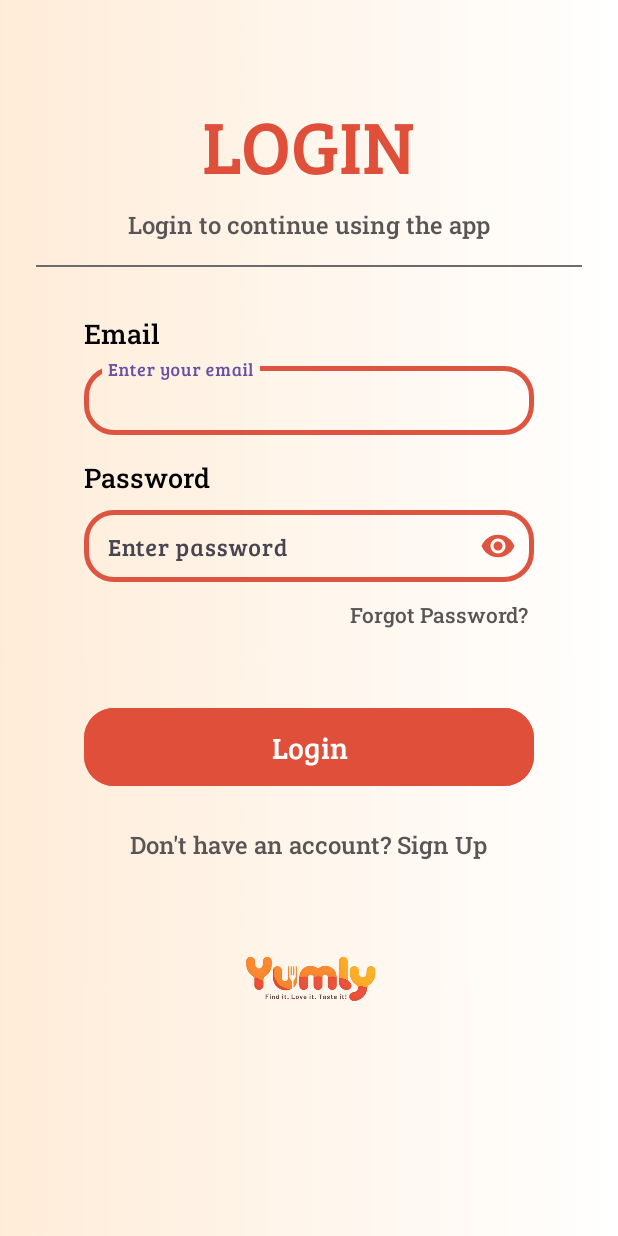
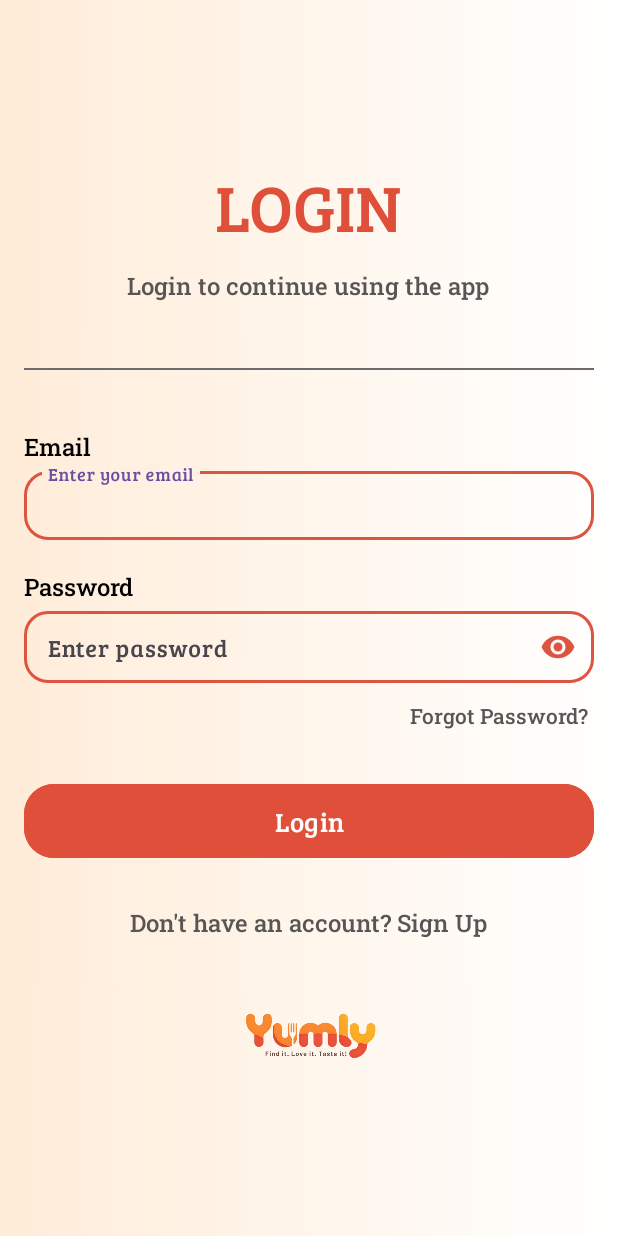
Before and after one commit to Esmahtn/Yumly, an Android app: the layout activity_login.xml on its own in the app's theme, with its tools: preview values and no code run, on a phone screen of 412 x 824 dp. Run offline under Robolectric (Android 15) with nearby library versions, the phone set to English and light mode, and no system bars.

Commit message:
Refactor login screen layout for better spacing and responsiveness

```diff
--- a/app/src/main/res/layout/activity_login.xml
+++ b/app/src/main/res/layout/activity_login.xml
@@ -1,222 +1,177 @@
 <?xml version="1.0" encoding="utf-8"?>
-<androidx.constraintlayout.widget.ConstraintLayout xmlns:android="http://schemas.android.com/apk/res/android"
+<ScrollView xmlns:android="http://schemas.android.com/apk/res/android"
     xmlns:app="http://schemas.android.com/apk/res-auto"
     xmlns:tools="http://schemas.android.com/tools"
-    android:id="@+id/main"
     android:layout_width="match_parent"
     android:layout_height="match_parent"
+    android:fillViewport="true"
     android:background="@drawable/background"
     tools:context=".LoginActivity">
+
+    <androidx.constraintlayout.widget.ConstraintLayout
+        android:layout_width="match_parent"
+        android:layout_height="wrap_content"
+        android:padding="16dp">
+
+        <LinearLayout
+
+            android:layout_width="0dp"
+            android:layout_height="wrap_content"
+            android:orientation="vertical"
+            android:gravity="center_horizontal"
+            app:layout_constraintTop_toTopOf="parent"
+            app:layout_constraintBottom_toBottomOf="parent"
+            app:layout_constraintStart_toStartOf="parent"
+            app:layout_constraintEnd_toEndOf="parent">
 
             <!-- LOGIN TITLE -->
             <TextView
                 android:id="@+id/LoginText"
                 android:layout_width="wrap_content"
                 android:layout_height="wrap_content"
+                android:layout_marginBottom="12dp"
                 android:fontFamily="@font/breeserif_regular"
                 android:text="LOGIN"
                 android:textColor="#df4f3a"
-        android:textSize="50sp"
-        app:layout_constraintBottom_toTopOf="@+id/loginExp"
-        app:layout_constraintEnd_toEndOf="parent"
-        app:layout_constraintStart_toStartOf="parent"
-        app:layout_constraintTop_toTopOf="parent"
-        app:layout_constraintVertical_bias="0.3"
-        app:layout_constraintVertical_chainStyle="packed" />
+                android:textSize="44sp" />
 
             <!-- SUBTITLE -->
             <TextView
                 android:id="@+id/loginExp"
                 android:layout_width="wrap_content"
                 android:layout_height="wrap_content"
-        android:layout_marginTop="8dp"
-        android:fontFamily="@font/robotoslab_medium"
-        android:gravity="center"
                 android:text="Login to continue using the app"
                 android:textColor="#575555"
                 android:textSize="16sp"
-        app:layout_constraintBottom_toTopOf="@+id/divider1"
-        app:layout_constraintEnd_toEndOf="parent"
-        app:layout_constraintStart_toStartOf="parent"
-        app:layout_constraintTop_toBottomOf="@+id/LoginText" />
+                android:fontFamily="@font/robotoslab_medium"
+                android:layout_marginBottom="24dp" />
 
             <!-- DIVIDER -->
             <View
-        android:id="@+id/divider1"
-        android:layout_width="0dp"
+                android:layout_width="match_parent"
                 android:layout_height="1dp"
-        android:layout_marginStart="24dp"
-        android:layout_marginTop="16dp"
-        android:layout_marginEnd="24dp"
-        android:background="#6D6C6C"
-        app:layout_constraintBottom_toTopOf="@+id/email"
-        app:layout_constraintEnd_toEndOf="parent"
-        app:layout_constraintStart_toStartOf="parent"
-        app:layout_constraintTop_toBottomOf="@+id/loginExp" />
+                android:layout_marginVertical="20dp"
+                android:background="#6D6C6C" />
 
             <!-- EMAIL LABEL -->
             <TextView
-        android:id="@+id/email"
-        android:layout_width="300dp"
+                android:layout_width="match_parent"
                 android:layout_height="wrap_content"
-        android:layout_marginTop="32dp"
-        android:fontFamily="@font/robotoslab_medium"
+                android:layout_marginTop="20dp"
                 android:text="Email"
                 android:textColor="#000000"
-        android:textSize="18sp"
-        app:layout_constraintBottom_toTopOf="@+id/tilEmail"
-        app:layout_constraintEnd_toEndOf="parent"
-        app:layout_constraintStart_toStartOf="parent"
-        app:layout_constraintTop_toBottomOf="@+id/divider1" />
+                android:textSize="16sp"
+                android:fontFamily="@font/robotoslab_medium" />
 
             <!-- EMAIL INPUT -->
             <com.google.android.material.textfield.TextInputLayout
-        android:id="@+id/tilEmail"
                 style="@style/Widget.Material3.TextInputLayout.OutlinedBox"
-        android:layout_width="300dp"
+                android:layout_width="match_parent"
                 android:layout_height="wrap_content"
-        android:layout_marginTop="4dp"
                 android:hint="Enter your email"
-        app:boxCornerRadiusBottomEnd="20dp"
-        app:boxCornerRadiusBottomStart="20dp"
-        app:boxCornerRadiusTopEnd="20dp"
-        app:boxCornerRadiusTopStart="20dp"
-        app:boxStrokeColor="@color/ti_stroke_orange"
-        app:boxStrokeWidth="3dp"
-        app:boxStrokeWidthFocused="3dp"
                 app:endIconDrawable="@drawable/ic_email_24"
                 app:endIconTint="@color/yum_orange"
-        app:layout_constraintBottom_toTopOf="@+id/passwordLabel"
-        app:layout_constraintEnd_toEndOf="parent"
-        app:layout_constraintStart_toStartOf="parent"
-        app:layout_constraintTop_toBottomOf="@id/email">
+                app:boxStrokeColor="@color/ti_stroke_orange"
+                app:boxStrokeWidth="2dp"
+                app:boxCornerRadiusTopStart="16dp"
+                app:boxCornerRadiusTopEnd="16dp"
+                app:boxCornerRadiusBottomStart="16dp"
+                app:boxCornerRadiusBottomEnd="16dp">
 
                 <com.google.android.material.textfield.TextInputEditText
                     android:id="@+id/etEmail"
                     android:layout_width="match_parent"
                     android:layout_height="wrap_content"
+                    android:inputType="textEmailAddress"
                     android:fontFamily="@font/breeserif_regular"
-            android:inputType="textEmailAddress"
                     android:paddingVertical="12dp" />
             </com.google.android.material.textfield.TextInputLayout>
 
             <!-- PASSWORD LABEL -->
             <TextView
-        android:id="@+id/passwordLabel"
-        android:layout_width="300dp"
+                android:layout_width="match_parent"
                 android:layout_height="wrap_content"
-        android:layout_marginTop="16dp"
-        android:fontFamily="@font/robotoslab_medium"
+                android:layout_marginTop="20dp"
                 android:text="Password"
                 android:textColor="#000000"
-        android:textSize="18sp"
-        app:layout_constraintBottom_toTopOf="@+id/tilPassword"
-        app:layout_constraintEnd_toEndOf="parent"
-        app:layout_constraintStart_toStartOf="parent"
-        app:layout_constraintTop_toBottomOf="@id/tilEmail" />
+                android:textSize="16sp"
+                android:fontFamily="@font/robotoslab_medium" />
 
             <!-- PASSWORD INPUT -->
             <com.google.android.material.textfield.TextInputLayout
-        android:id="@+id/tilPassword"
                 style="@style/Widget.Material3.TextInputLayout.OutlinedBox"
-        android:layout_width="300dp"
+                android:layout_width="match_parent"
                 android:layout_height="wrap_content"
-        android:layout_marginTop="4dp"
                 android:hint="Enter password"
-        app:boxCornerRadiusBottomEnd="20dp"
-        app:boxCornerRadiusBottomStart="20dp"
-        app:boxCornerRadiusTopEnd="20dp"
-        app:boxCornerRadiusTopStart="20dp"
-        app:boxStrokeColor="@color/ti_stroke_orange"
-        app:boxStrokeWidth="3dp"
-        app:boxStrokeWidthFocused="3dp"
                 app:endIconMode="password_toggle"
                 app:endIconTint="@color/yum_orange"
-        app:layout_constraintBottom_toTopOf="@+id/tvForgot"
-        app:layout_constraintEnd_toEndOf="parent"
-        app:layout_constraintStart_toStartOf="parent"
-        app:layout_constraintTop_toBottomOf="@id/passwordLabel">
+                app:boxStrokeColor="@color/ti_stroke_orange"
+                app:boxStrokeWidth="2dp"
+                app:boxCornerRadiusTopStart="16dp"
+                app:boxCornerRadiusTopEnd="16dp"
+                app:boxCornerRadiusBottomStart="16dp"
+                app:boxCornerRadiusBottomEnd="16dp">
 
                 <com.google.android.material.textfield.TextInputEditText
                     android:id="@+id/etPassword"
                     android:layout_width="match_parent"
                     android:layout_height="wrap_content"
+                    android:inputType="textPassword"
                     android:fontFamily="@font/breeserif_regular"
-            android:inputType="textPassword"
                     android:paddingVertical="12dp" />
             </com.google.android.material.textfield.TextInputLayout>
 
             <!-- FORGOT PASSWORD -->
             <TextView
                 android:id="@+id/tvForgot"
-        android:layout_width="300dp"
+                android:layout_width="match_parent"
                 android:layout_height="wrap_content"
                 android:layout_marginTop="8dp"
-        android:clickable="true"
-        android:focusable="true"
-        android:minWidth="48dp"
-        android:minHeight="48dp"
-        android:fontFamily="@font/robotoslab_medium"
-        android:foreground="?attr/selectableItemBackground"
-        android:gravity="end"
-        android:padding="4dp"
                 android:text="Forgot Password?"
                 android:textColor="#575555"
                 android:textSize="14sp"
-        app:layout_constraintBottom_toTopOf="@+id/loginButton"
-        app:layout_constraintEnd_toEndOf="@+id/tilPassword"
-        app:layout_constraintStart_toStartOf="@+id/tilPassword"
-        app:layout_constraintTop_toBottomOf="@+id/tilPassword" />
+                android:fontFamily="@font/robotoslab_medium"
+                android:gravity="end"
+                android:padding="4dp"
+                android:clickable="true"
+                android:focusable="true" />
 
             <!-- LOGIN BUTTON -->
             <Button
                 android:id="@+id/loginButton"
-        android:layout_width="300dp"
+                android:layout_width="match_parent"
                 android:layout_height="wrap_content"
-        android:layout_marginTop="24dp"
+                android:layout_marginTop="28dp"
                 android:backgroundTint="#DF4F3A"
                 android:fontFamily="@font/breeserif_regular"
                 android:paddingVertical="12dp"
                 android:text="Login"
-        android:textSize="20sp"
-        app:cornerRadius="20dp"
-        app:layout_constraintBottom_toTopOf="@+id/signUpPrompt"
-        app:layout_constraintEnd_toEndOf="parent"
-        app:layout_constraintStart_toStartOf="parent"
-        app:layout_constraintTop_toBottomOf="@+id/tvForgot" />
+                android:textColor="#FFFFFF"
+                android:textSize="18sp"
+                app:cornerRadius="20dp" />
 
             <!-- SIGN UP PROMPT -->
             <TextView
                 android:id="@+id/signUpPrompt"
                 android:layout_width="wrap_content"
                 android:layout_height="wrap_content"
-        android:layout_marginTop="16dp"
-        android:clickable="true"
-        android:focusable="true"
-        android:minWidth="48dp"
-        android:minHeight="48dp"
-        android:fontFamily="@font/robotoslab_medium"
-        android:foreground="?attr/selectableItemBackground"
-        android:padding="8dp"
+                android:layout_marginTop="20dp"
                 android:text="Don't have an account? Sign Up"
                 android:textColor="#575555"
                 android:textSize="16sp"
-        app:layout_constraintBottom_toTopOf="@+id/imageView2"
-        app:layout_constraintEnd_toEndOf="parent"
-        app:layout_constraintStart_toStartOf="parent"
-
-        app:layout_constraintTop_toBottomOf="@+id/loginButton" />
+                android:fontFamily="@font/robotoslab_medium"
+                android:clickable="true"
+                android:focusable="true"
+                android:padding="8dp" />
 
             <!-- LOGO -->
             <ImageView
-        android:id="@+id/imageView2"
+                android:id="@+id/yumly_logo"
                 android:layout_width="120dp"
                 android:layout_height="55dp"
-        android:layout_marginTop="32dp"
-        app:layout_constraintBottom_toBottomOf="parent"
-        app:layout_constraintEnd_toEndOf="parent"
-        app:layout_constraintStart_toStartOf="parent"
-        app:layout_constraintTop_toBottomOf="@+id/signUpPrompt"
-        app:srcCompat="@drawable/yumly_logo" />
-
+                android:layout_marginTop="28dp"
+                android:src="@drawable/yumly_logo"
+                android:contentDescription="App Logo"/>
+        </LinearLayout>
     </androidx.constraintlayout.widget.ConstraintLayout>
+</ScrollView>
--- a/app/src/main/res/layout/activity_register.xml
+++ b/app/src/main/res/layout/activity_register.xml
@@ -25,13 +25,12 @@
             app:layout_constraintStart_toStartOf="parent"
             app:layout_constraintEnd_toEndOf="parent">
 
-
-        <!-- Başlık -->
+            <!-- Başlık -->
             <TextView
                 android:id="@+id/RegisterText"
                 android:layout_width="wrap_content"
                 android:layout_height="wrap_content"
-                android:layout_marginBottom="8dp"
+                android:layout_marginBottom="12dp"
                 android:fontFamily="@font/breeserif_regular"
                 android:text="REGISTER"
                 android:textColor="#df4f3a"
@@ -46,19 +45,20 @@
                 android:text="Register to continue using the app"
                 android:textColor="#575555"
                 android:textSize="16sp"
-                android:layout_marginBottom="16dp" />
+                android:layout_marginBottom="24dp" />
 
             <!-- Divider -->
             <View
                 android:layout_width="match_parent"
                 android:layout_height="1dp"
                 android:background="#6D6C6C"
-                android:layout_marginVertical="16dp" />
+                android:layout_marginVertical="20dp" />
 
             <!-- Username -->
             <TextView
                 android:layout_width="match_parent"
                 android:layout_height="wrap_content"
+                android:layout_marginTop="20dp"
                 android:text="Username"
                 android:textColor="#000000"
                 android:textSize="16sp"
@@ -88,7 +88,7 @@
             <TextView
                 android:layout_width="match_parent"
                 android:layout_height="wrap_content"
-                android:layout_marginTop="12dp"
+                android:layout_marginTop="20dp"
                 android:text="Email"
                 android:textColor="#000000"
                 android:textSize="16sp"
@@ -120,7 +120,7 @@
             <TextView
                 android:layout_width="match_parent"
                 android:layout_height="wrap_content"
-                android:layout_marginTop="12dp"
+                android:layout_marginTop="20dp"
                 android:text="Password"
                 android:textColor="#000000"
                 android:textSize="16sp"
@@ -152,7 +152,7 @@
             <TextView
                 android:layout_width="match_parent"
                 android:layout_height="wrap_content"
-                android:layout_marginTop="12dp"
+                android:layout_marginTop="20dp"
                 android:text="Confirm Password"
                 android:textColor="#000000"
                 android:textSize="16sp"
@@ -185,7 +185,7 @@
                 android:id="@+id/registerButton"
                 android:layout_width="match_parent"
                 android:layout_height="wrap_content"
-                android:layout_marginTop="20dp"
+                android:layout_marginTop="28dp"
                 android:backgroundTint="#DF4F3A"
                 android:fontFamily="@font/breeserif_regular"
                 android:paddingVertical="12dp"
@@ -199,7 +199,7 @@
                 android:id="@+id/yumly_logo"
                 android:layout_width="120dp"
                 android:layout_height="55dp"
-                android:layout_marginTop="20dp"
+                android:layout_marginTop="28dp"
                 android:src="@drawable/yumly_logo"
                 android:contentDescription="App Logo"/>
         </LinearLayout>
```
Lines whose indentation alone changed are shown as unchanged.
